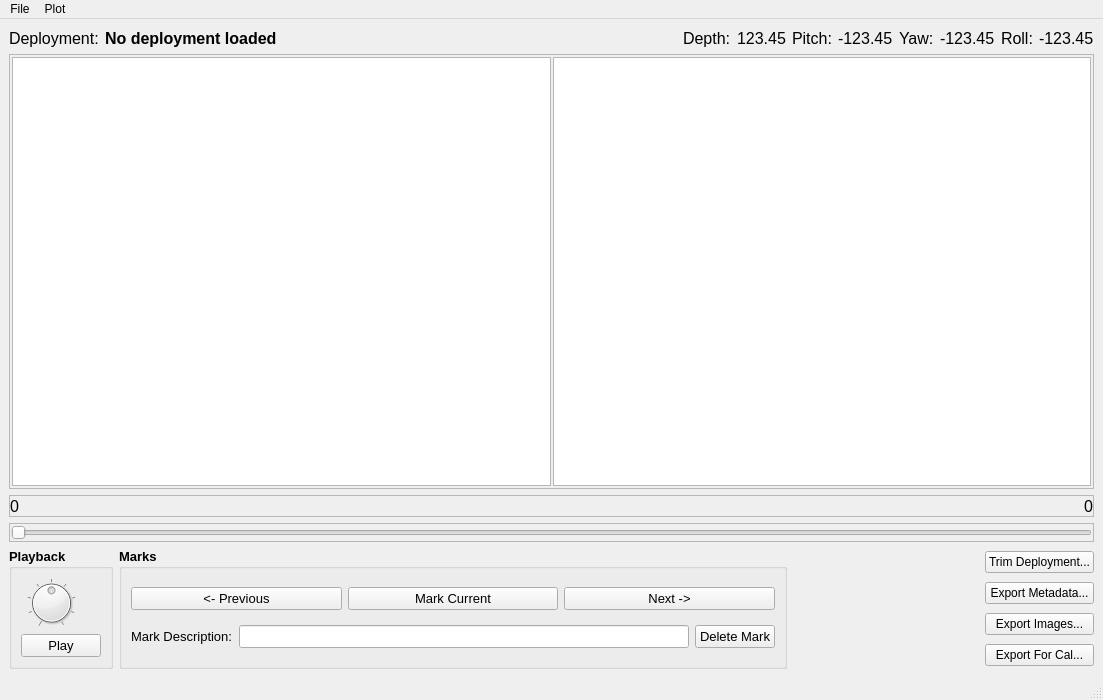
Before: the Qt Designer form ui/CamtrawlBrowser.ui in noaa-afsc-mace/CamtrawlBrowser, drawn with Qt 5.
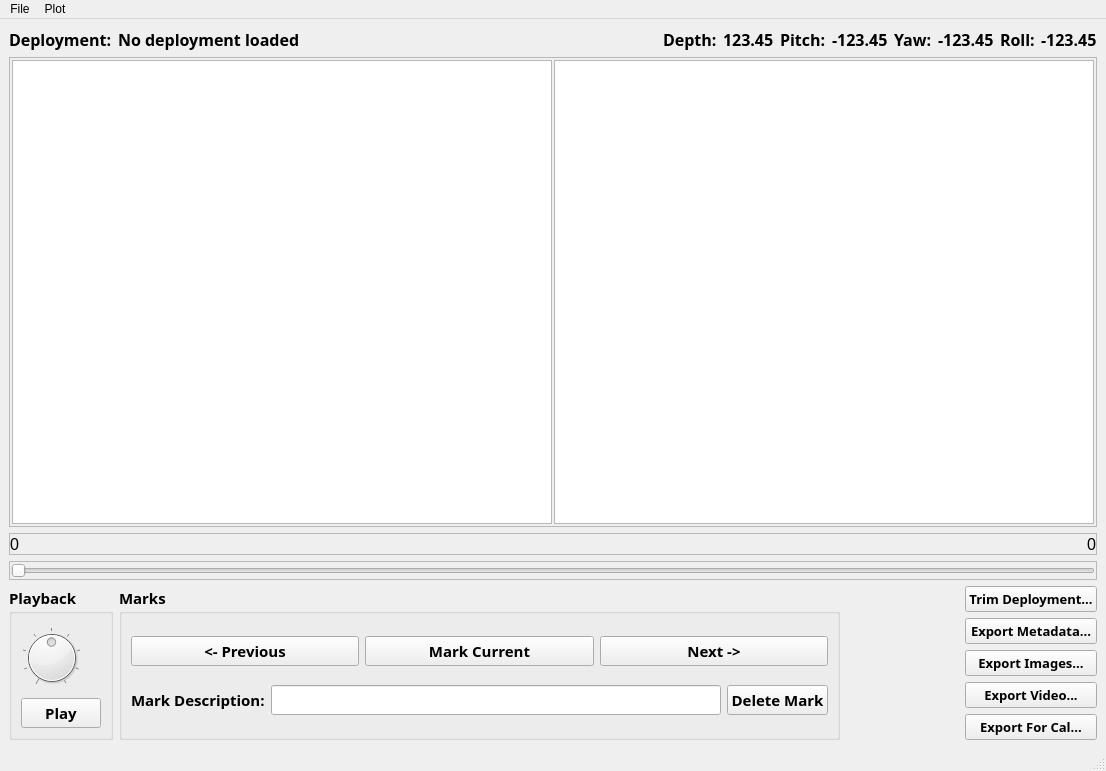
After: the same form once the commit is applied. Custom widgets are drawn as their Qt base class.

Commit message: Added video export and changed image export to merged image

```diff
--- a/ui/CamtrawlBrowser.ui
+++ b/ui/CamtrawlBrowser.ui
@@ -6,8 +6,8 @@
    <rect>
     <x>0</x>
     <y>0</y>
-    <width>1103</width>
-    <height>700</height>
+    <width>1106</width>
+    <height>771</height>
    </rect>
   </property>
   <property name="minimumSize">
@@ -33,7 +33,10 @@
        <widget class="QLabel" name="label">
         <property name="font">
          <font>
+          <family>Arial Black</family>
           <pointsize>12</pointsize>
+          <weight>75</weight>
+          <bold>true</bold>
          </font>
         </property>
         <property name="text">
@@ -45,6 +48,7 @@
        <widget class="QLabel" name="deployment">
         <property name="font">
          <font>
+          <family>Arial Black</family>
           <pointsize>12</pointsize>
           <weight>75</weight>
           <bold>true</bold>
@@ -77,7 +81,10 @@
          <widget class="QLabel" name="label_3">
           <property name="font">
            <font>
+            <family>Arial Black</family>
             <pointsize>12</pointsize>
+            <weight>75</weight>
+            <bold>true</bold>
            </font>
           </property>
           <property name="text">
@@ -89,7 +96,10 @@
          <widget class="QLabel" name="depth">
           <property name="font">
            <font>
+            <family>Arial Black</family>
             <pointsize>12</pointsize>
+            <weight>75</weight>
+            <bold>true</bold>
            </font>
           </property>
           <property name="text">
@@ -101,7 +111,10 @@
          <widget class="QLabel" name="label_2">
           <property name="font">
            <font>
+            <family>Arial Black</family>
             <pointsize>12</pointsize>
+            <weight>75</weight>
+            <bold>true</bold>
            </font>
           </property>
           <property name="text">
@@ -113,7 +126,10 @@
          <widget class="QLabel" name="pitch">
           <property name="font">
            <font>
+            <family>Arial Black</family>
             <pointsize>12</pointsize>
+            <weight>75</weight>
+            <bold>true</bold>
            </font>
           </property>
           <property name="text">
@@ -125,7 +141,10 @@
          <widget class="QLabel" name="label_4">
           <property name="font">
            <font>
+            <family>Arial Black</family>
             <pointsize>12</pointsize>
+            <weight>75</weight>
+            <bold>true</bold>
            </font>
           </property>
           <property name="text">
@@ -137,7 +156,10 @@
          <widget class="QLabel" name="yaw">
           <property name="font">
            <font>
+            <family>Arial Black</family>
             <pointsize>12</pointsize>
+            <weight>75</weight>
+            <bold>true</bold>
            </font>
           </property>
           <property name="text">
@@ -149,7 +171,10 @@
          <widget class="QLabel" name="label_6">
           <property name="font">
            <font>
+            <family>Arial Black</family>
             <pointsize>12</pointsize>
+            <weight>75</weight>
+            <bold>true</bold>
            </font>
           </property>
           <property name="text">
@@ -161,7 +186,10 @@
          <widget class="QLabel" name="roll">
           <property name="font">
            <font>
+            <family>Arial Black</family>
             <pointsize>12</pointsize>
+            <weight>75</weight>
+            <bold>true</bold>
            </font>
           </property>
           <property name="text">
@@ -321,7 +349,8 @@
        <widget class="QGroupBox" name="gbPlay">
         <property name="font">
          <font>
-          <pointsize>10</pointsize>
+          <family>Arial Black</family>
+          <pointsize>11</pointsize>
           <weight>75</weight>
           <bold>true</bold>
          </font>
@@ -362,9 +391,10 @@
           <widget class="QPushButton" name="playBtn">
            <property name="font">
             <font>
-             <pointsize>10</pointsize>
-             <weight>50</weight>
-             <bold>false</bold>
+             <family>Arial Black</family>
+             <pointsize>11</pointsize>
+             <weight>75</weight>
+             <bold>true</bold>
             </font>
            </property>
            <property name="text">
@@ -388,7 +418,8 @@
         </property>
         <property name="font">
          <font>
-          <pointsize>10</pointsize>
+          <family>Arial Black</family>
+          <pointsize>11</pointsize>
           <weight>75</weight>
           <bold>true</bold>
          </font>
@@ -403,9 +434,10 @@
             <widget class="QPushButton" name="pbPreviousMark">
              <property name="font">
               <font>
-               <pointsize>10</pointsize>
-               <weight>50</weight>
-               <bold>false</bold>
+               <family>Arial Black</family>
+               <pointsize>11</pointsize>
+               <weight>75</weight>
+               <bold>true</bold>
               </font>
              </property>
              <property name="text">
@@ -417,9 +449,10 @@
             <widget class="QPushButton" name="pbMarkCurrent">
              <property name="font">
               <font>
-               <pointsize>10</pointsize>
-               <weight>50</weight>
-               <bold>false</bold>
+               <family>Arial Black</family>
+               <pointsize>11</pointsize>
+               <weight>75</weight>
+               <bold>true</bold>
               </font>
              </property>
              <property name="text">
@@ -431,9 +464,10 @@
             <widget class="QPushButton" name="pbNextMark">
              <property name="font">
               <font>
-               <pointsize>10</pointsize>
-               <weight>50</weight>
-               <bold>false</bold>
+               <family>Arial Black</family>
+               <pointsize>11</pointsize>
+               <weight>75</weight>
+               <bold>true</bold>
               </font>
              </property>
              <property name="text">
@@ -449,9 +483,10 @@
             <widget class="QLabel" name="label_5">
              <property name="font">
               <font>
-               <pointsize>10</pointsize>
-               <weight>50</weight>
-               <bold>false</bold>
+               <family>Arial Black</family>
+               <pointsize>11</pointsize>
+               <weight>75</weight>
+               <bold>true</bold>
               </font>
              </property>
              <property name="text">
@@ -475,9 +510,10 @@
              </property>
              <property name="font">
               <font>
-               <pointsize>10</pointsize>
-               <weight>50</weight>
-               <bold>false</bold>
+               <family>Arial Black</family>
+               <pointsize>11</pointsize>
+               <weight>75</weight>
+               <bold>true</bold>
               </font>
              </property>
             </widget>
@@ -486,9 +522,10 @@
             <widget class="QPushButton" name="pbDeleteMark">
              <property name="font">
               <font>
-               <pointsize>10</pointsize>
-               <weight>50</weight>
-               <bold>false</bold>
+               <family>Arial Black</family>
+               <pointsize>11</pointsize>
+               <weight>75</weight>
+               <bold>true</bold>
               </font>
              </property>
              <property name="text">
@@ -518,6 +555,14 @@
        <layout class="QVBoxLayout" name="verticalLayout_4">
         <item>
          <widget class="QPushButton" name="pbTrim">
+          <property name="font">
+           <font>
+            <family>Arial Black</family>
+            <pointsize>10</pointsize>
+            <weight>75</weight>
+            <bold>true</bold>
+           </font>
+          </property>
           <property name="text">
            <string>Trim Deployment...</string>
           </property>
@@ -525,6 +570,14 @@
         </item>
         <item>
          <widget class="QPushButton" name="exportBtn">
+          <property name="font">
+           <font>
+            <family>Arial Black</family>
+            <pointsize>10</pointsize>
+            <weight>75</weight>
+            <bold>true</bold>
+           </font>
+          </property>
           <property name="text">
            <string>Export Metadata...</string>
           </property>
@@ -532,13 +585,44 @@
         </item>
         <item>
          <widget class="QPushButton" name="pbExportImage">
+          <property name="font">
+           <font>
+            <family>Arial Black</family>
+            <pointsize>10</pointsize>
+            <weight>75</weight>
+            <bold>true</bold>
+           </font>
+          </property>
           <property name="text">
            <string>Export Images...</string>
           </property>
          </widget>
         </item>
+        <item>
+         <widget class="QPushButton" name="pbExportVideo">
+          <property name="font">
+           <font>
+            <family>Arial Black</family>
+            <pointsize>10</pointsize>
+            <weight>75</weight>
+            <bold>true</bold>
+           </font>
+          </property>
+          <property name="text">
+           <string>Export Video...</string>
+          </property>
+         </widget>
+        </item>
         <item>
          <widget class="QPushButton" name="pbExForCal">
+          <property name="font">
+           <font>
+            <family>Arial Black</family>
+            <pointsize>10</pointsize>
+            <weight>75</weight>
+            <bold>true</bold>
+           </font>
+          </property>
           <property name="text">
            <string>Export For Cal...</string>
           </property>
@@ -559,8 +643,8 @@
     <rect>
      <x>0</x>
      <y>0</y>
-     <width>1103</width>
-     <height>22</height>
+     <width>1106</width>
+     <height>21</height>
     </rect>
    </property>
    <widget class="QMenu" name="menuFile">
```
Left out of the diff: 3 changed lines with no effect on the pictures. The commit also changes 35 other files.
